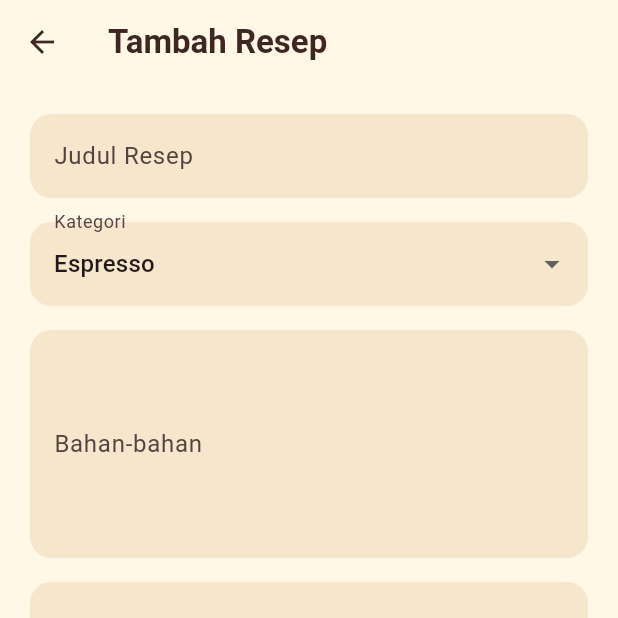
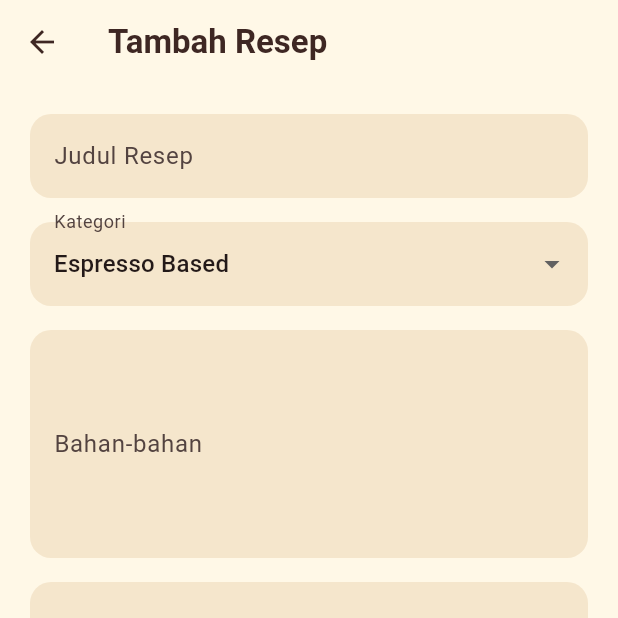
Before and after one commit to Dean897/brewmaster-hub, a Flutter app: the AddRecipeScreen screen opened directly, on a phone screen of 412 x 824 dp, the top half of it. Run offline on Flutter 3.47's test engine with Material 3 defaults, Android fonts, the light colour scheme and no system bars; our stand-ins replace flutter_dotenv, flutter_map, geolocator, google_generative_ai, latlong2, sensors_plus and 2 more; missing offline and left inert: flutter_map_marker_popup, flutter_ringtone_player; accounts and stored records are empty.

Commit message:
fix: samakan kategori resep dengan filter

```diff
--- a/lib/features/home/screens/add_recipe_screen.dart
+++ b/lib/features/home/screens/add_recipe_screen.dart
@@ -18,7 +18,12 @@ class _AddRecipeScreenState extends State<AddRecipeScreen> {
   final _durationController = TextEditingController();
   final _supabase = Supabase.instance.client;
 
-  static const _categories = ['Espresso', 'Manual Brew', 'Cold Brew'];
+  static const _categories = [
+    'Espresso Based',
+    'Manual Brew',
+    'Cold Brew',
+    'Mocktail / Coffee Soda',
+  ];
   String _category = _categories.first;
   bool _isSaving = false;
 
```
